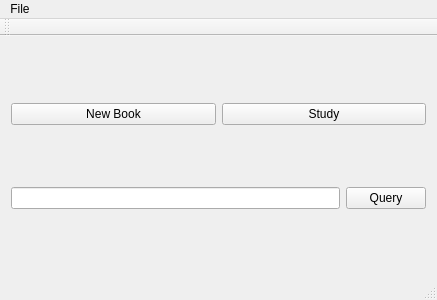
First picture: the form in mainwindow.ui, repository HuangHuafeng/repeat, before the edit.
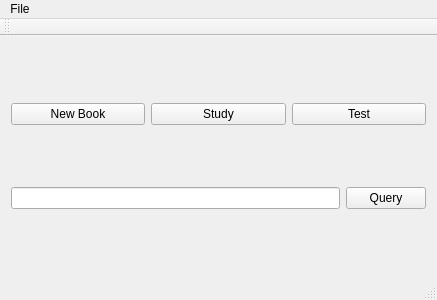
Second picture: the form after the edit.

Diff of the .ui file:
```diff
--- a/mainwindow.ui
+++ b/mainwindow.ui
@@ -31,6 +31,13 @@
         </property>
        </widget>
       </item>
+      <item>
+       <widget class="QPushButton" name="pushTest">
+        <property name="text">
+         <string>Test</string>
+        </property>
+       </widget>
+      </item>
      </layout>
     </item>
     <item>
```
